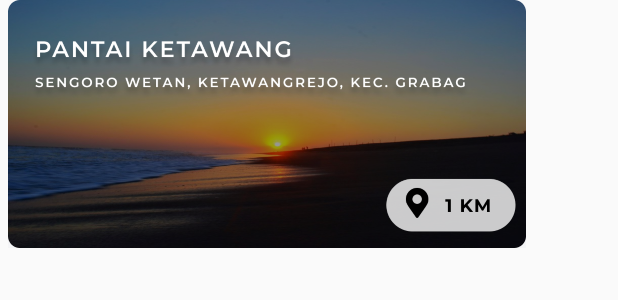
After one commit to sakanusiw/TravelPurworejo, an Android app: the layout item_pantai_layout.xml on its own in the app's theme, with its tools: preview values and no code run, on a phone screen of 412 x 824 dp. The commit adds this screen. Shown: the top 300 px of the screen. Run offline under Robolectric (Android 15) with nearby library versions, the phone set to English and light mode, and no system bars.

Commit message:
edited Pantai Activity and added images

```diff
--- /dev/null
+++ b/app/src/main/res/layout/item_pantai_layout.xml
@@ -0,0 +1,16 @@
+<?xml version="1.0" encoding="utf-8"?>
+<LinearLayout xmlns:android="http://schemas.android.com/apk/res/android"
+    android:orientation="vertical"
+    android:layout_width="wrap_content"
+    android:layout_height="wrap_content"
+    android:layout_marginHorizontal="5dp">
+
+    <ImageButton
+        android:id="@+id/imageButton3"
+        android:layout_width="345dp"
+        android:layout_height="165dp"
+        android:src="@drawable/pantai_ketawang"
+        android:background="?selectableItemBackgroundBorderless"
+        android:scaleType="fitXY"/>
+
+</LinearLayout>
```
Also changed, not shown: app/src/main/java/com/example/travelpurworejo/RecyclerView/PantaiAdapter.kt (added, +30 -0 lines), app/src/main/res/layout/activity_pantai.xml (+24 -0 lines), app/src/main/res/drawable/pantai_jatimalang.png (added), app/src/main/res/drawable/pantai_jetis.png (added), app/src/main/res/drawable/pantai_ketawang.png (added), app/src/main/res/drawable/pantai_pasirpuncu.png (added).
